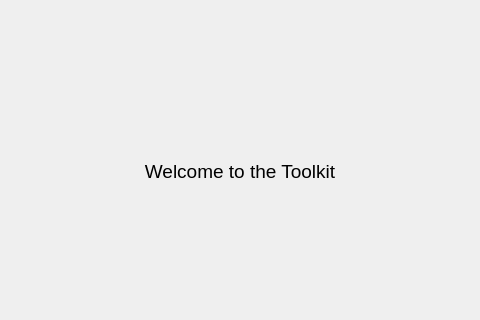
Above: src/ansys/aedt/toolkits/common/ui/utils/ui_templates/pages/main_pages.ui from ansys/pyaedt-toolkits-common before the change; both pictures show x 286 to 766 and y 192 to 512 of the 1053 by 600 pixel window. Below: the same form after it.
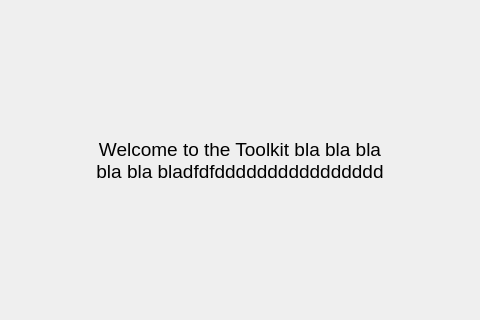
That is the form after the change.

Commit message: fit home menu text

Diff of the .ui file:
```diff
--- a/src/ansys/aedt/toolkits/common/ui/utils/ui_templates/pages/main_pages.ui
+++ b/src/ansys/aedt/toolkits/common/ui/utils/ui_templates/pages/main_pages.ui
@@ -10,6 +10,18 @@
     <height>600</height>
    </rect>
   </property>
+  <property name="sizePolicy">
+   <sizepolicy hsizetype="Expanding" vsizetype="Preferred">
+    <horstretch>20</horstretch>
+    <verstretch>0</verstretch>
+   </sizepolicy>
+  </property>
+  <property name="maximumSize">
+   <size>
+    <width>16777212</width>
+    <height>16777215</height>
+   </size>
+  </property>
   <property name="windowTitle">
    <string>Form</string>
   </property>
@@ -131,12 +143,60 @@
           </item>
           <item>
            <widget class="QLabel" name="label">
+            <property name="enabled">
+             <bool>true</bool>
+            </property>
+            <property name="sizePolicy">
+             <sizepolicy hsizetype="Expanding" vsizetype="Expanding">
+              <horstretch>0</horstretch>
+              <verstretch>0</verstretch>
+             </sizepolicy>
+            </property>
+            <property name="minimumSize">
+             <size>
+              <width>300</width>
+              <height>0</height>
+             </size>
+            </property>
+            <property name="maximumSize">
+             <size>
+              <width>16777215</width>
+              <height>16777215</height>
+             </size>
+            </property>
+            <property name="sizeIncrement">
+             <size>
+              <width>0</width>
+              <height>0</height>
+             </size>
+            </property>
+            <property name="baseSize">
+             <size>
+              <width>0</width>
+              <height>0</height>
+             </size>
+            </property>
+            <property name="contextMenuPolicy">
+             <enum>Qt::NoContextMenu</enum>
+            </property>
+            <property name="layoutDirection">
+             <enum>Qt::LeftToRight</enum>
+            </property>
             <property name="text">
-             <string>Welcome to the Toolkit</string>
+             <string>Welcome to the Toolkit bla bla bla bla bla bladfdfdddddddddddddddd</string>
+            </property>
+            <property name="scaledContents">
+             <bool>false</bool>
             </property>
             <property name="alignment">
              <set>Qt::AlignCenter</set>
             </property>
+            <property name="wordWrap">
+             <bool>true</bool>
+            </property>
+            <property name="margin">
+             <number>0</number>
+            </property>
            </widget>
           </item>
          </layout>
```
The commit also changes 2 other files.
